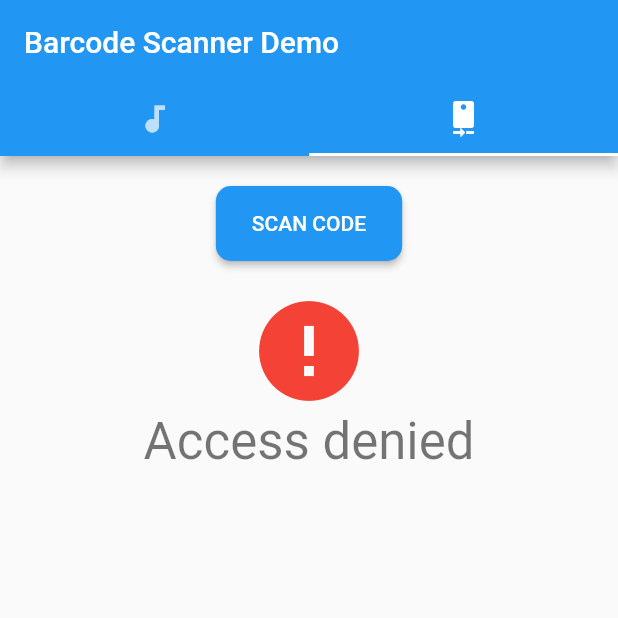
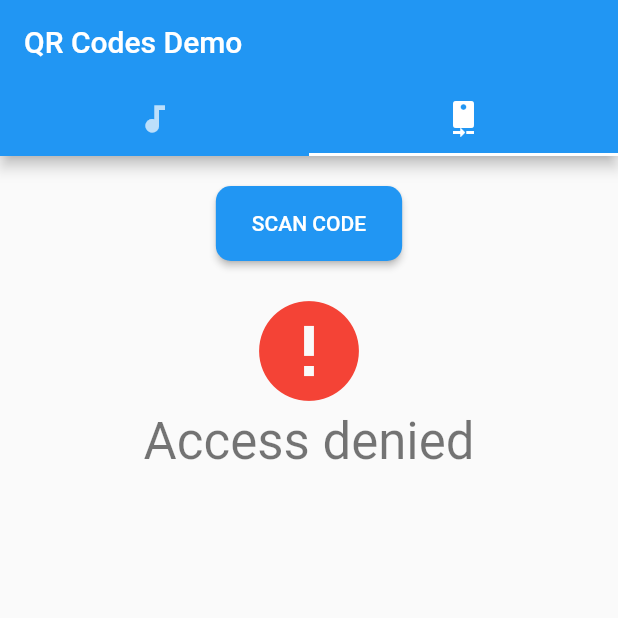
Before and after one commit to MartinFreire/flutter-qr-code-example, a Flutter app: the screen it shows after launch, tab 2 chosen, after a tap on "SCAN CODE", on a phone screen of 412 x 824 dp, the top half of it. Run offline on Flutter 3.47's test engine with Material 2 defaults, Android fonts, the phone set to English and light mode, and no system bars; our stand-ins replace qr_flutter, share; missing offline and left inert: barcode_scan, encrypt; statements that could not run were skipped.

Commit message:
Readme ready to check

```diff
--- a/lib/main.dart
+++ b/lib/main.dart
@@ -1,86 +1,51 @@
 import 'package:flutter/material.dart';
 import 'package:flutter/services.dart';
-import 'package:qr_flutter/qr_flutter.dart';
-import 'scanner.dart';
-import 'qr_database.dart';
-import 'share_qr.dart';
+import 'page_scan_code.dart';
+import 'page_generate_code.dart';
 
 void main() {
+  // This line is required to call SystemChrome.setPreferredOrientations
   WidgetsFlutterBinding.ensureInitialized();
 
-  SystemChrome.setPreferredOrientations([DeviceOrientation.portraitUp]).then((_) {
+  // This enforces portrait mode to avoid overflow on the painting of the QR in
+  // landscape, and thus enabling dynamic size of the widget.
+  SystemChrome.setPreferredOrientations([DeviceOrientation.portraitUp])
+      .then((_) {
     runApp(MyApp());
   });
 }
 
 class MyApp extends StatelessWidget {
-  // This widget is the root of your application.
   @override
   Widget build(BuildContext context) {
     return MaterialApp(
-      title: 'Flutter Demo',
+      title: 'QR Codes Demo',
       theme: ThemeData(
         primarySwatch: Colors.blue,
       ),
-      home: MyHomePage(title: 'Barcode Scanner Demo'),
+      home: MyHomePage(),
     );
   }
 }
 
+
 class MyHomePage extends StatefulWidget {
-  MyHomePage({Key key, this.title}) : super(key: key);
-
-  final String title;
+  MyHomePage({Key key}) : super(key: key);
 
   @override
   _MyHomePageState createState() => _MyHomePageState();
 }
 
+/// Creates a Tab Bar Page
+/// Each of the 2 actions is build on it's own file and place here as a tab
 class _MyHomePageState extends State<MyHomePage> {
-  String _currentCode;
-  QrImage _currentImage;
-
-  String _scanLastRead = '';
-  bool _scanResult = false;
-
-  _refreshCode() async {
-    final newCode = getNewQrCode();
-    final newImage = await QrImage(
-      data: newCode,
-      version: QrVersions.auto,
-      size: MediaQuery.of(context).size.width,
-      gapless: false,
-    );
-
-    setState(() {
-      this._currentCode = newCode;
-      this._currentImage = newImage;
-    });
-  }
-
-  _scanCode() async {
-    final scanResult = await scanBarcode();
-    setState(() {
-      this._scanLastRead = scanResult;
-      this._scanResult = validateQrCode(scanResult);
-    });
-  }
-
-
   @override
   Widget build(BuildContext context) {
-
-    final size = MediaQuery.of(context).size.width;
-
-    if ( this._currentImage == null ) {
-      _refreshCode();
-    }
-
     return DefaultTabController(
       length: 2,
       child: Scaffold(
         appBar: AppBar(
-          title: Text(widget.title),
+          title: Text('QR Codes Demo'),
           bottom: TabBar(
             tabs: [
               Tab(icon: Icon(Icons.audiotrack)),
@@ -88,87 +53,8 @@ class _MyHomePageState extends State<MyHomePage> {
             ],
           ),
         ),
-        body: TabBarView(children: [
-          Center(
-            child: Column(
-              children: <Widget>[
-                Container(
-                    child: Padding(
-                      padding: const EdgeInsets.all(30.0),
-                      child: _currentImage != null ? _currentImage : Container( width: size, height: size )
-                )),
-                Row(
-                  mainAxisAlignment: MainAxisAlignment.spaceAround,
-                  children: <Widget>[
-                    SizedBox(
-                      height: 70,
-                      width: 70,
-                      child: Ink(
-                        decoration: ShapeDecoration(
-                          color: Colors.green,
-                          shape: CircleBorder(),
-                        ),
-                        child: IconButton(
-                          icon: Icon(Icons.refresh, size: 45),
-                          color: Colors.white,
-                          onPressed: () => _refreshCode(),
-                        ),
-                      ),
-                    ),
-                    SizedBox(
-                      height: 70,
-                      width: 70,
-                      child: Ink(
-                        decoration: ShapeDecoration(
-                          color: Colors.lightBlue,
-                          shape: CircleBorder(),
-                        ),
-                        child: IconButton(
-                          icon: Icon(Icons.share, size: 45),
-                          color: Colors.white,
-                          onPressed: () => shareQrCode(this._currentCode),
-                        ),
-                      ),
-                    ),
-                  ],
-                ),
-              ],
-            ),
-          ),
-          Center(
-              child: Column(
-            children: <Widget>[
-              Padding(
-                padding: const EdgeInsets.all(20.0),
-                child: MaterialButton(
-                  child: Text('SCAN CODE'),
-                  textTheme: ButtonTextTheme.primary,
-                  color: Theme.of(context).colorScheme.primary,
-                  height: 50,
-                  shape: RoundedRectangleBorder(
-                      borderRadius: BorderRadius.circular(10)
-                  ),
-                  onPressed: _scanCode,
-                ),
-              ),
-
-              if ( _scanLastRead != '' ) ...[
-                // Uncomment next line to view the read from the camara.
-                // Text('$_scanLastRead', style: Theme.of(context).textTheme.display1),
-                if ( _scanResult ) ...[
-                  Icon(Icons.check_circle, color: Colors.green, size: 80),
-                  Text('Access Granted', style: Theme.of(context).textTheme.display1),
-                ],
-                if ( !_scanResult ) ...[
-                  Icon(Icons.error, color: Colors.red, size: 80),
-                  Text('Access denied', style: Theme.of(context).textTheme.display1),
-                ]
-              ]
-            ],
-          ))
-        ]),
+        body: TabBarView(children: [PageGenerateCode(), PageScanCode()]),
       ),
     );
   }
-
 }
--- /dev/null
+++ b/lib/page_generate_code.dart
@@ -0,0 +1,106 @@
+import 'package:flutter/material.dart';
+import 'package:qr_flutter/qr_flutter.dart';
+import 'qr_database.dart';
+import 'share_qr.dart';
+
+
+/// Renders a Page with a random new QR Code and 2 buttons. One to refresh the
+/// code and one to share an image to another App
+class PageGenerateCode extends StatefulWidget {
+  PageGenerateCode({Key key}) : super(key: key);
+
+  @override
+  _PageGenerateCode createState() => _PageGenerateCode();
+}
+
+class _PageGenerateCode extends State<PageGenerateCode> {
+  /// The current value to draw
+  String _currentCode;
+  /// The compiled widget to instert in the Widget Tree
+  QrImage _currentImage;
+
+  /// Creates a new Random value and renders the Widget
+  _refreshCode() async {
+    // Get a New Encripted Value
+    final newCode = getNewQrCode();
+    // Render the Widget
+    final newImage = await QrImage(
+      data: newCode,
+      version: QrVersions.auto,
+      size: MediaQuery.of(context).size.width,
+      gapless: false,
+    );
+    /// Only when the values are ready update the State, to avoid locking the
+    /// render process
+    setState(() {
+      this._currentCode = newCode;
+      this._currentImage = newImage;
+    });
+  }
+
+  /// Shares an Image with the current value
+  _shareCurrentCode() {
+    shareQrCode(this._currentCode);
+  }
+
+  @override
+  Widget build(BuildContext context) {
+    final size = MediaQuery.of(context).size.width;
+
+    // Request first QR
+    if (this._currentImage == null) {
+      _refreshCode();
+    }
+
+    return Center(
+      child: Column(
+        children: <Widget>[
+          Container(
+              child: Padding(
+                  padding: const EdgeInsets.all(30.0),
+                  // If the image is not ready, render a blank Container
+                  child: _currentImage != null
+                      ? _currentImage
+                      : Container(width: size, height: size))),
+          Row(
+            mainAxisAlignment: MainAxisAlignment.spaceAround,
+            children: <Widget>[
+              // Refresh Button
+              SizedBox(
+                height: 70,
+                width: 70,
+                child: Ink(
+                  decoration: ShapeDecoration(
+                    color: Colors.green,
+                    shape: CircleBorder(),
+                  ),
+                  child: IconButton(
+                    icon: Icon(Icons.refresh, size: 45),
+                    color: Colors.white,
+                    onPressed: () => _refreshCode(),
+                  ),
+                ),
+              ),
+              // Share Button
+              SizedBox(
+                height: 70,
+                width: 70,
+                child: Ink(
+                  decoration: ShapeDecoration(
+                    color: Colors.lightBlue,
+                    shape: CircleBorder(),
+                  ),
+                  child: IconButton(
+                    icon: Icon(Icons.share, size: 45),
+                    color: Colors.white,
+                    onPressed: () => _shareCurrentCode(),
+                  ),
+                ),
+              ),
+            ],
+          ),
+        ],
+      ),
+    );
+  }
+}
--- /dev/null
+++ b/lib/page_scan_code.dart
@@ -0,0 +1,65 @@
+import 'package:flutter/material.dart';
+import 'qr_database.dart';
+import 'scanner.dart';
+
+
+/// Renders a Page with a with a button to call the Camera and scan for a
+/// QR Code
+class PageScanCode extends StatefulWidget {
+  PageScanCode({Key key}) : super(key: key);
+
+  @override
+  _PageScanCode createState() => _PageScanCode();
+}
+
+class _PageScanCode extends State<PageScanCode> {
+  /// Last value read from the Camera
+  String _scanLastRead = '';
+  /// Last scan validation result
+  bool _scanResult = false;
+
+  /// Call for a new code read from the Camera
+  _scanCode() async {
+    final scanRead = await scanBarcode();
+    final scanResult = validateQrCode(scanRead);
+    /// Only when the value is ready update the State, to avoid locking the
+    /// render process
+    setState(() {
+      this._scanLastRead = scanRead;
+      this._scanResult = scanResult;
+    });
+  }
+
+  @override
+  Widget build(BuildContext context) {
+    return Center(
+        child: Column(
+      children: <Widget>[
+        Padding(
+          padding: const EdgeInsets.all(20.0),
+          child: MaterialButton(
+            child: Text('SCAN CODE'),
+            textTheme: ButtonTextTheme.primary,
+            color: Theme.of(context).colorScheme.primary,
+            height: 50,
+            shape: RoundedRectangleBorder(borderRadius: BorderRadius.circular(10)),
+            onPressed: _scanCode,
+          ),
+        ),
+        if (_scanLastRead != '') ...[
+          // Uncomment next line to view the read from the camera.
+          // Text('$_scanLastRead', style: Theme.of(context).textTheme.display1),
+          if (_scanResult) ...[
+            Icon(Icons.check_circle, color: Colors.green, size: 80),
+            Text('Access Granted', style: Theme.of(context).textTheme.display1),
+          ],
+          if (!_scanResult) ...[
+            Icon(Icons.error, color: Colors.red, size: 80),
+            Text('Access denied', style: Theme.of(context).textTheme.display1),
+          ]
+        ]
+      ],
+    ));
+  }
+
+}
--- a/lib/qr_database.dart
+++ b/lib/qr_database.dart
@@ -5,11 +5,14 @@ final MAX_DEMO_NUMBER = 50000;
 final MIN_DEMO_NUMBER = 50000;
 final ENCRYPTER_SECRET = 'SOME RANDOM 32 CHARACTER STRING.';
 
+Encrypter _getEncrypter() {
+  final key = Key.fromUtf8(ENCRYPTER_SECRET);
+  return Encrypter(AES(key));
+}
 
 String getNewQrCode() {
   final iv = IV.fromLength(16);
-  final key = Key.fromUtf8(ENCRYPTER_SECRET);
-  final encrypter = Encrypter(AES(key));
+  final encrypter = _getEncrypter();
 
   Random random = new Random();
   int randomNumber = random.nextInt(MAX_DEMO_NUMBER) + MIN_DEMO_NUMBER;
@@ -19,19 +22,18 @@ String getNewQrCode() {
   return encrypted.base64;
 }
 
-
 bool validateQrCode(String encryptedText) {
   try {
     final iv = IV.fromLength(16);
-    final key = Key.fromUtf8(ENCRYPTER_SECRET);
-    final encrypter = Encrypter(AES(key));
+    final encrypter = _getEncrypter();
 
     final encrypted = Encrypted.from64(encryptedText);
     final decrypted = encrypter.decrypt(encrypted, iv: iv);
 
     final number = int.parse(decrypted);
-    return number > MIN_DEMO_NUMBER && number <= ( MAX_DEMO_NUMBER + MIN_DEMO_NUMBER );
-  } catch ( e ) {
+    return number > MIN_DEMO_NUMBER &&
+        number <= (MAX_DEMO_NUMBER + MIN_DEMO_NUMBER);
+  } catch (e) {
     return false;
   }
 }
--- a/lib/scanner.dart
+++ b/lib/scanner.dart
@@ -1,6 +1,9 @@
 import 'package:flutter/services.dart';
 import 'package:barcode_scan/barcode_scan.dart';
 
+
+/// Open the Camera and scans a QR Code, if the User cancels the scan is
+/// interpreted as a reset an the value is set to empty String
 Future<String> scanBarcode() async {
   String scanResult;
   try {
--- a/lib/share_qr.dart
+++ b/lib/share_qr.dart
@@ -4,17 +4,34 @@ import 'package:qr_flutter/qr_flutter.dart';
 import 'package:share/share.dart';
 import 'package:path_provider/path_provider.dart';
 
+/// Renders a QR Code in a temp file and Triggers a Share Action with the
+/// created image.
 shareQrCode(String data) async {
   try {
-    final image = await QrPainter(data: data, version: QrVersions.auto, gapless: false, color: Color(0xFF000000), emptyColor: Color(0xFFFFFFFF)).toImage(300);
-    final a = await image.toByteData(format: ImageByteFormat.png);
-    final imageRaw = a.buffer.asUint8List();
+    // Create the Image with the input data
+    final image = await QrPainter(
+            data: data,
+            version: QrVersions.auto,
+            gapless: false,
+            color: Color(0xFF000000),
+            emptyColor: Color(0xFFFFFFFF))
+        .toImage(800);
+    // Convert the Image object to ByteData
+    final png = await image.toByteData(format: ImageByteFormat.png);
+    // get Raw Data from the Buffer to save to a file
+    final imageRaw = png.buffer.asUint8List();
+
+    // Request App folder to store files
     final directory = await getApplicationDocumentsDirectory();
     final path = directory.path;
+    // Create the PATH to the temp image file
     final filePath = '$path/temp_qr_file.png';
+    // File object representing the temp file
     final file = File(filePath);
 
+    // Write the Image Raw data to the temp file
     file.writeAsBytesSync(imageRaw);
+    // Call Share plugin to trigger the action
     await Share.shareFile(file);
   } catch (e) {
     throw e;
```
Also changed, not shown: pubspec.yaml (+8 -7 lines), assets/Screenshot_A.jpg (added), assets/Screenshot_B1.jpg (added), assets/Screenshot_B2.jpg (added), assets/Screenshot_B3.jpg (added), assets/full-screenshots.jpg (added), pubspec.lock, 1 other file.
